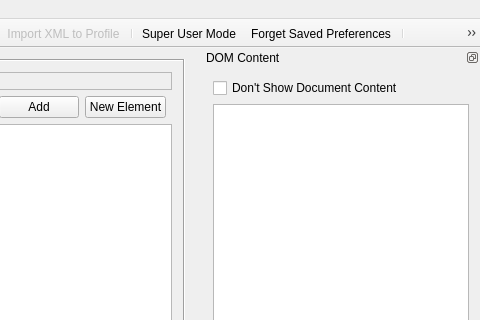
This is GCXMLGenerator/gcmainwindow.ui in goblincoding/xmlmill as Qt 5 draws it before an edit; both pictures show x 619 to 1099 and y 0 to 320 of the 1099 by 659 pixel window. The edited form follows.
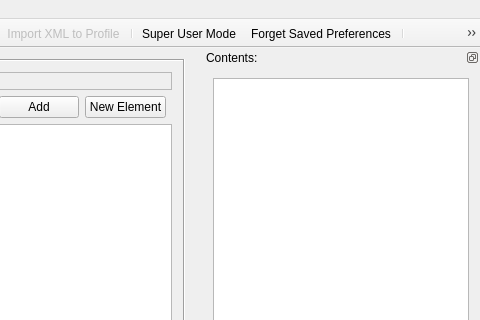
This is the edited form. Icons and pictures are not drawn.

Commit message: Removed option to show document content (superfluous).

```diff
--- a/GCXMLGenerator/gcmainwindow.ui
+++ b/GCXMLGenerator/gcmainwindow.ui
@@ -291,24 +291,13 @@
     <set>QDockWidget::DockWidgetFloatable|QDockWidget::DockWidgetMovable</set>
    </property>
    <property name="windowTitle">
-    <string>DOM Content</string>
+    <string>Contents:</string>
    </property>
    <attribute name="dockWidgetArea">
     <number>2</number>
    </attribute>
    <widget class="QWidget" name="dockWidgetContents">
     <layout class="QVBoxLayout" name="verticalLayout_2">
-     <item>
-      <layout class="QHBoxLayout" name="horizontalLayout">
-       <item>
-        <widget class="QCheckBox" name="dontShowContentCheckBox">
-         <property name="text">
-          <string>Don't Show Document Content</string>
-         </property>
-        </widget>
-       </item>
-      </layout>
-     </item>
      <item>
       <widget class="QTextEdit" name="dockWidgetTextEdit">
        <property name="verticalScrollBarPolicy">
```
The commit also changes 3 other files.
